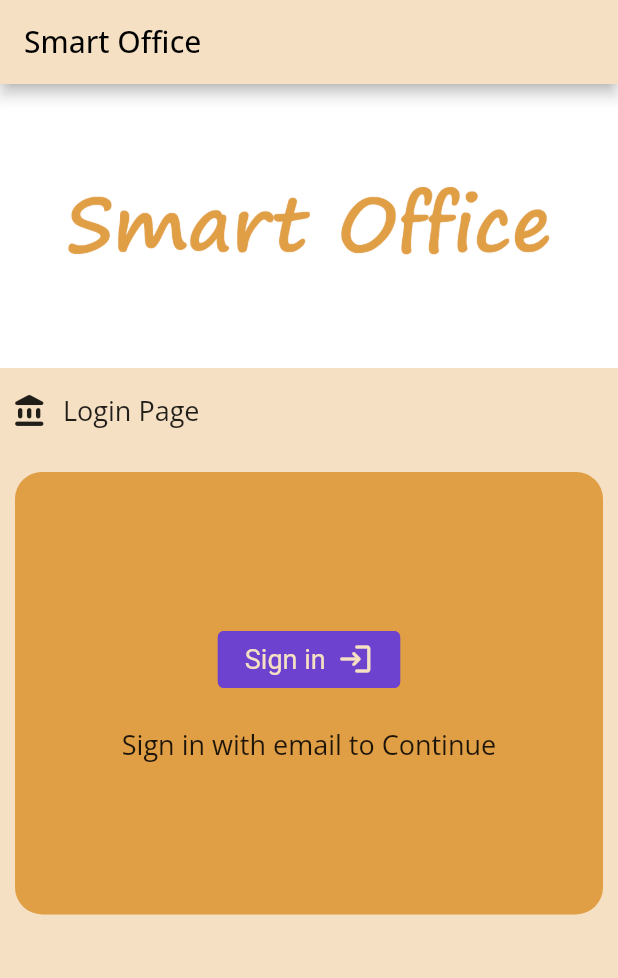
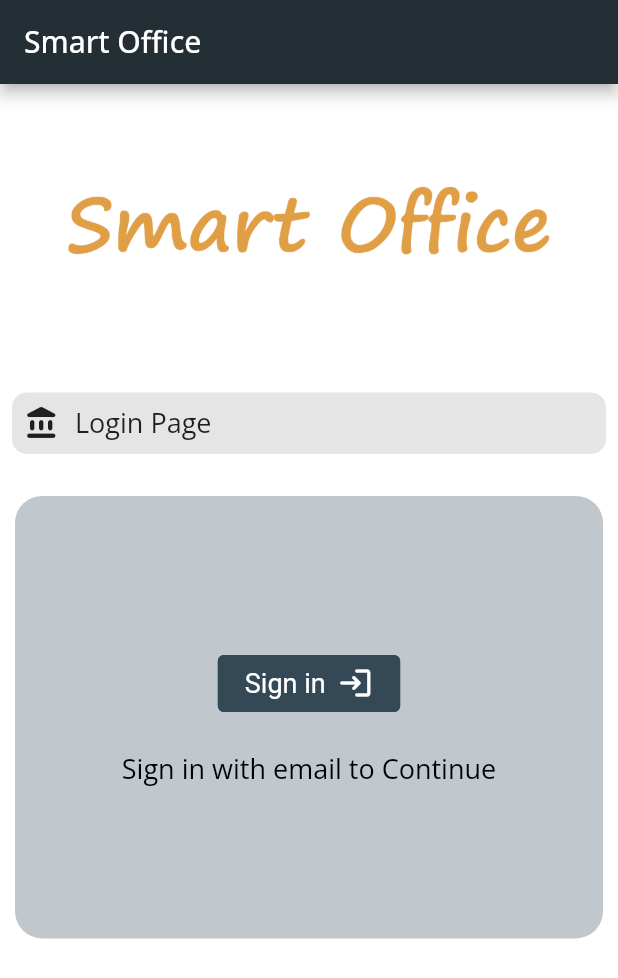
Before and after one commit to virgolibra/smart_office_project, a Flutter app: the screen it shows after launch, on a phone screen of 412 x 824 dp. Shown: the top 978 px of the screen. Run offline on Flutter 3.47's test engine with Material 2 defaults, Android fonts, the phone set to English and light mode, and no system bars; our stand-ins replace cloud_firestore, firebase_auth, firebase_core, firebase_storage, geolocator, google_fonts and 1 more; missing offline and left inert: bottom_bar, mqtt_client; accounts and stored records are empty; generated files the repository leaves out were written again.

Commit message:
update ui

```diff
--- a/flutter_smart_office_project/lib/authentication.dart
+++ b/flutter_smart_office_project/lib/authentication.dart
@@ -68,7 +68,7 @@ class Authentication extends StatelessWidget {
               ),
               Text(
                 'Sign in with email to Continue',
-                style: TextStyle(fontSize: 18),
+                style: TextStyle(fontSize: 18, color: Color(0xff000000)),
               )
             ],
           ),
--- a/flutter_smart_office_project/lib/page/login_page.dart
+++ b/flutter_smart_office_project/lib/page/login_page.dart
@@ -27,7 +27,8 @@ class LoginPage extends StatelessWidget {
   Widget build(BuildContext context) {
     return Scaffold(
       appBar: AppBar(
-        title: const Text('Smart Office'),
+        title: const Text('Smart Office', style: TextStyle(color: Color(0xffffffff)),),
+        backgroundColor: Color(0xff242f35),
       ),
       body: ListView(
         children: <Widget>[
@@ -40,7 +41,7 @@ class LoginPage extends StatelessWidget {
           Container(
             margin: const EdgeInsets.symmetric(horizontal: 10),
             decoration: BoxDecoration(
-                color: const Color(0xffE09E45),
+                color: const Color(0xffc0c8cd),
                 borderRadius: BorderRadius.circular(18)),
             child: Consumer<ApplicationState>(
               builder: (context, appState, _) => Authentication(
--- a/flutter_smart_office_project/lib/theme/custom_theme.dart
+++ b/flutter_smart_office_project/lib/theme/custom_theme.dart
@@ -6,19 +6,19 @@ class CustomTheme {
     return ThemeData(
         brightness: Brightness.light,
         visualDensity: const VisualDensity(vertical: 0.5, horizontal: 0.5),
-        primaryColor: const Color(0xffEDD5B3),
+        primaryColor: const Color(0xffffffff),
         primaryColorBrightness: Brightness.light,
         primaryColorLight: const Color(0x1aF5E0C3),
         primaryColorDark: const Color(0xff936F3E),
         canvasColor: const Color(0xffE09E45),
-        scaffoldBackgroundColor: const Color(0xffF5E0C3),
+        scaffoldBackgroundColor: const Color(0xffffffff),
         bottomAppBarColor: const Color(0xff6D42CE),
         cardColor: const Color(0xaaF5E0C3),
         dividerColor: const Color(0x1f6D42CE),
         focusColor: const Color(0x1aF5E0C3),
         colorScheme: ColorScheme.fromSwatch(
             primarySwatch: const MaterialColor(
-          0xFFF5E0C3,
+          0xFFFFFFFF,
           <int, Color>{
             50: Color(0x1aF5E0C3),
             100: Color(0xa1F5E0C3),
--- a/flutter_smart_office_project/lib/widgets.dart
+++ b/flutter_smart_office_project/lib/widgets.dart
@@ -170,6 +170,11 @@ class IconAndDetail extends StatelessWidget {
   @override
   Widget build(BuildContext context) => Padding(
         padding: const EdgeInsets.all(8.0),
+        child: Container(
+          padding: const EdgeInsets.all(8.0),
+          decoration: BoxDecoration(
+              color: const Color(0xffe5e5e5),
+              borderRadius: BorderRadius.circular(10)),
           child: Row(
             children: [
               Icon(icon),
@@ -179,6 +184,7 @@ class IconAndDetail extends StatelessWidget {
                 style: const TextStyle(fontSize: 18),
               )
             ],
+          ),
         ),
       );
 }
@@ -235,9 +241,9 @@ class StyledIconButton2 extends StatelessWidget {
   @override
   Widget build(BuildContext context) => OutlinedButton.icon(
         style: OutlinedButton.styleFrom(
-          side: const BorderSide(color: Color(0xff6D42CE)),
-          backgroundColor: const Color(0xff6D42CE),
-          textStyle: const TextStyle(fontSize: 15),
+          side: const BorderSide(color: Color(0xff354856)),
+          backgroundColor: const Color(0xff354856),
+          textStyle: const TextStyle(fontSize: 15, color: Color(0xffffffff)),
         ),
         onPressed: onPressed,
         icon: icon,
```
Also changed, not shown: flutter_smart_office_project/lib/page/smart_mqtt_page.dart (+61 -19 lines). Lines whose indentation alone changed are shown as unchanged.
